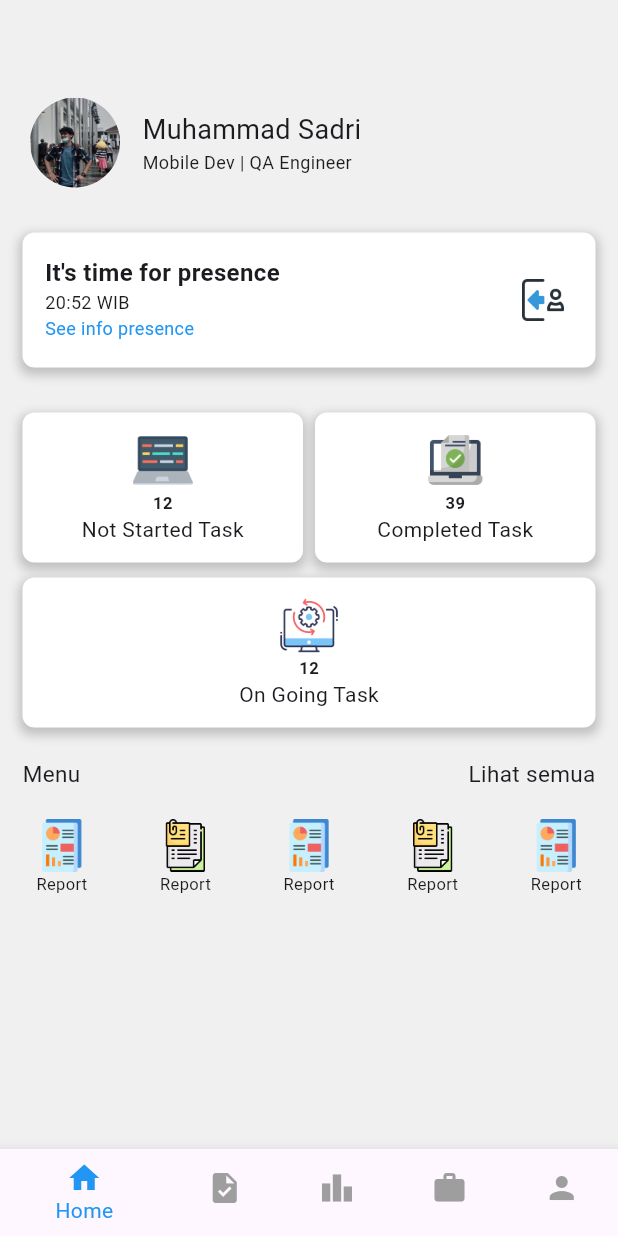
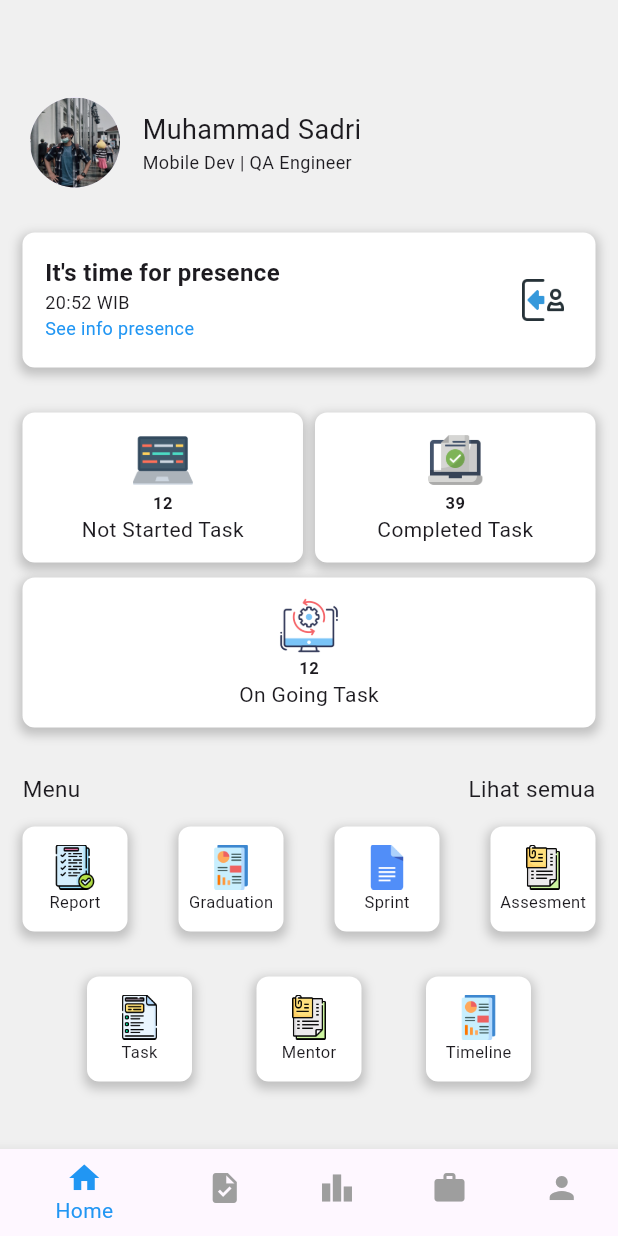
Before and after one commit to muhammadsadri19/Demo_Levelup_MobileApp_byTelkomIndo, a Flutter app: the screen it shows after launch, after a tap on "Skip", after a tap on "Done", on a phone screen of 412 x 824 dp. Run offline on Flutter 3.47's test engine with Material 2 defaults, Android fonts, the light colour scheme and no system bars; our stand-ins replace flutter_animate, smooth_page_indicator.

Commit message:
Fix all ui bugs

```diff
--- a/lib/pages/home_page.dart
+++ b/lib/pages/home_page.dart
@@ -210,7 +210,7 @@ class HomePage extends StatelessWidget {
           ),
         ),
         const Padding(
-            padding: EdgeInsets.only(top: 20.0, left: 15.0, right: 15.0),
+            padding: EdgeInsets.only(top: 30.0, left: 15.0, right: 15.0),
             child: Row(
               mainAxisAlignment: MainAxisAlignment.spaceBetween,
               children: [
@@ -224,17 +224,33 @@ class HomePage extends StatelessWidget {
                 ),
               ],
             )),
+
+        //Menu - Menu
         Padding(
-          padding: const EdgeInsets.only(top: 20.0),
+          padding: const EdgeInsets.all(15.0),
           child: Row(
-            mainAxisAlignment: MainAxisAlignment.spaceAround,
+            mainAxisAlignment: MainAxisAlignment.spaceBetween,
             children: [
-              Column(
+              Container(
+                height: 70.0,
+                width: 70.0,
+                decoration: BoxDecoration(
+                    color: Colors.white,
+                    borderRadius: const BorderRadius.all(Radius.circular(8.0)),
+                    boxShadow: [
+                      BoxShadow(
+                          color: Colors.black.withOpacity(0.2),
+                          spreadRadius: 2,
+                          blurRadius: 5,
+                          offset: const Offset(0, 3))
+                    ]),
+                child: Column(
+                  mainAxisAlignment: MainAxisAlignment.center,
                   children: [
                     Image.asset(
-                    'lib/images/report.png',
-                    width: 35,
-                    height: 35,
+                      'lib/images/compliant.png',
+                      height: 30,
+                      width: 30,
                     ),
                     const Text(
                       'Report',
@@ -242,57 +258,182 @@ class HomePage extends StatelessWidget {
                     )
                   ],
                 ),
-              Column(
+              ),
+              Container(
+                height: 70.0,
+                width: 70.0,
+                decoration: BoxDecoration(
+                    color: Colors.white,
+                    borderRadius: const BorderRadius.all(Radius.circular(8.0)),
+                    boxShadow: [
+                      BoxShadow(
+                          color: Colors.black.withOpacity(0.2),
+                          spreadRadius: 2,
+                          blurRadius: 5,
+                          offset: const Offset(0, 3))
+                    ]),
+                child: Column(
+                  mainAxisAlignment: MainAxisAlignment.center,
                   children: [
                     Image.asset(
-                    'lib/images/documents.png',
-                    width: 35,
-                    height: 35,
+                      'lib/images/report.png',
+                      height: 30,
+                      width: 30,
                     ),
                     const Text(
-                    'Report',
+                      'Graduation',
                       style: TextStyle(fontSize: 11),
                     )
                   ],
                 ),
-              Column(
+              ),
+              Container(
+                height: 70.0,
+                width: 70.0,
+                decoration: BoxDecoration(
+                    color: Colors.white,
+                    borderRadius: const BorderRadius.all(Radius.circular(8.0)),
+                    boxShadow: [
+                      BoxShadow(
+                          color: Colors.black.withOpacity(0.2),
+                          spreadRadius: 2,
+                          blurRadius: 5,
+                          offset: const Offset(0, 3))
+                    ]),
+                child: Column(
+                  mainAxisAlignment: MainAxisAlignment.center,
                   children: [
                     Image.asset(
-                    'lib/images/report.png',
-                    width: 35,
-                    height: 35,
+                      'lib/images/docs.png',
+                      height: 30,
+                      width: 30,
                     ),
                     const Text(
-                    'Report',
+                      'Sprint',
                       style: TextStyle(fontSize: 11),
                     )
                   ],
                 ),
-              Column(
+              ),
+              Container(
+                height: 70.0,
+                width: 70.0,
+                decoration: BoxDecoration(
+                    color: Colors.white,
+                    borderRadius: const BorderRadius.all(Radius.circular(8.0)),
+                    boxShadow: [
+                      BoxShadow(
+                          color: Colors.black.withOpacity(0.2),
+                          spreadRadius: 2,
+                          blurRadius: 5,
+                          offset: const Offset(0, 3))
+                    ]),
+                child: Column(
+                  mainAxisAlignment: MainAxisAlignment.center,
                   children: [
                     Image.asset(
                       'lib/images/documents.png',
-                    width: 35,
-                    height: 35,
+                      height: 30,
+                      width: 30,
                     ),
                     const Text(
-                    'Report',
+                      'Assesment',
                       style: TextStyle(fontSize: 11),
                     )
                   ],
                 ),
-              Column(
+              ),
+            ],
+          ),
+        ),
+        Padding(
+          padding: const EdgeInsets.all(15.0),
+          child: Row(
+            mainAxisAlignment: MainAxisAlignment.spaceEvenly,
+            children: [
+              Container(
+                height: 70.0,
+                width: 70.0,
+                decoration: BoxDecoration(
+                    color: Colors.white,
+                    borderRadius: const BorderRadius.all(Radius.circular(8.0)),
+                    boxShadow: [
+                      BoxShadow(
+                          color: Colors.black.withOpacity(0.2),
+                          spreadRadius: 2,
+                          blurRadius: 5,
+                          offset: const Offset(0, 3))
+                    ]),
+                child: Column(
+                  mainAxisAlignment: MainAxisAlignment.center,
+                  children: [
+                    Image.asset(
+                      'lib/images/requirement.png',
+                      height: 30,
+                      width: 30,
+                    ),
+                    const Text(
+                      'Task',
+                      style: TextStyle(fontSize: 11),
+                    )
+                  ],
+                ),
+              ),
+              Container(
+                height: 70.0,
+                width: 70.0,
+                decoration: BoxDecoration(
+                    color: Colors.white,
+                    borderRadius: const BorderRadius.all(Radius.circular(8.0)),
+                    boxShadow: [
+                      BoxShadow(
+                          color: Colors.black.withOpacity(0.2),
+                          spreadRadius: 2,
+                          blurRadius: 5,
+                          offset: const Offset(0, 3))
+                    ]),
+                child: Column(
+                  mainAxisAlignment: MainAxisAlignment.center,
+                  children: [
+                    Image.asset(
+                      'lib/images/documents.png',
+                      height: 30,
+                      width: 30,
+                    ),
+                    const Text(
+                      'Mentor',
+                      style: TextStyle(fontSize: 11),
+                    )
+                  ],
+                ),
+              ),
+              Container(
+                height: 70.0,
+                width: 70.0,
+                decoration: BoxDecoration(
+                    color: Colors.white,
+                    borderRadius: const BorderRadius.all(Radius.circular(8.0)),
+                    boxShadow: [
+                      BoxShadow(
+                          color: Colors.black.withOpacity(0.2),
+                          spreadRadius: 2,
+                          blurRadius: 5,
+                          offset: const Offset(0, 3))
+                    ]),
+                child: Column(
+                  mainAxisAlignment: MainAxisAlignment.center,
                   children: [
                     Image.asset(
                       'lib/images/report.png',
-                    width: 35,
-                    height: 35,
+                      height: 30,
+                      width: 30,
                     ),
                     const Text(
-                    'Report',
+                      'Timeline',
                       style: TextStyle(fontSize: 11),
                     )
                   ],
+                ),
               ),
             ],
           ),
--- a/lib/pages/intro/intro1.dart
+++ b/lib/pages/intro/intro1.dart
@@ -18,12 +18,13 @@ class Intro1 extends StatelessWidget {
           ),
         ),
         Padding(
-            padding: EdgeInsets.only(top: 30, right: 20, left: 20),
-            child: Text('Learn, Grow & Contribute With LEVEL UP by Amoeba')
-                .animate()
-                .fadeIn(duration: 600.ms)
-                .then(delay: 200.ms)
-                .slide())
+            padding: const EdgeInsets.only(top: 30, right: 20, left: 20),
+            child:
+                const Text('Learn, Grow & Contribute With LEVEL UP by Amoeba')
+                    .animate()
+                    .fadeIn(duration: 600.ms)
+                    .then(delay: 200.ms)
+                    .slide())
       ],
     );
   }
--- a/lib/pages/intro/intro2.dart
+++ b/lib/pages/intro/intro2.dart
@@ -15,12 +15,12 @@ class Intro2 extends StatelessWidget {
             'lib/images/logo/logo1.png',
           ),
         ),
-        Padding(
+        const Padding(
             padding: EdgeInsets.only(right: 20, left: 20),
             child: Text(
               'LEVEL UP is present in collaboration with educational\ninstitutions and well-known companies in Indonesia to prepare a superior generation through an experiential learning journey.',
               textAlign: TextAlign.center,
-            ).animate().fade().slideY(curve: Curves.easeIn))
+            ))
       ],
     );
   }
--- a/lib/pages/intro/intro3.dart
+++ b/lib/pages/intro/intro3.dart
@@ -13,15 +13,11 @@ class Intro3 extends StatelessWidget {
           padding: const EdgeInsets.only(top: 225, left: 20, right: 20),
           child: Image.asset('lib/images/logo/logo4.png'),
         ),
-        Padding(
-          padding: EdgeInsets.only(right: 20, left: 20),
-          child: Text(
-                  'By LEVEL UP your producivity we help you achieve higher goals',
-                  textAlign: TextAlign.center)
-              .animate()
-              .fade()
-              .slideY(curve: Curves.easeIn),
-        )
+        const Padding(
+            padding: EdgeInsets.only(right: 20, left: 20),
+            child: Text(
+                'By LEVEL UP your producivity we help you achieve higher goals',
+                textAlign: TextAlign.center))
       ],
     );
   }
--- a/lib/pages/leaderboard_page.dart
+++ b/lib/pages/leaderboard_page.dart
@@ -9,26 +9,19 @@ class LeaderboardPage extends StatelessWidget {
 
   @override
   Widget build(BuildContext context) {
-    return Column(
+    return Scaffold(
+      appBar: AppBar(
+        title: Text('Leaderboard'),
+        centerTitle: true,
+      ),
+      body: Column(
         children: [
           const Padding(
-          padding: EdgeInsets.only(top: 50, right: 15, left: 15),
-          child: Row(
-            children: [
-              Column(
-                crossAxisAlignment: CrossAxisAlignment.start,
-                children: [
-                  Text(
-                    'Leaderboard Best Mentee',
-                    style: TextStyle(fontSize: 20, fontWeight: FontWeight.bold),
-                  ),
-                  Text(
+            padding: EdgeInsets.only(right: 15, left: 15),
+            child: Text(
               'All information related to the summary score\nperformance of the Mentee',
-                      style:
-                          TextStyle(fontSize: 12, fontWeight: FontWeight.w300))
-                ],
-              )
-            ],
+              style: TextStyle(fontSize: 12, fontWeight: FontWeight.w300),
+              textAlign: TextAlign.center,
             ),
           ),
           Expanded(
@@ -119,6 +112,7 @@ class LeaderboardPage extends StatelessWidget {
             ),
           ),
         ],
+      ),
     );
   }
 }
--- a/pubspec.yaml
+++ b/pubspec.yaml
@@ -70,6 +70,10 @@ flutter:
     - lib/images/monitor.png
     - lib/images/success.png
     - lib/images/checkin.png
+    - lib/images/contract.png
+    - lib/images/docs.png
+    - lib/images/requirement.png
+    - lib/images/compliant.png
     - lib/images/documents.png
     - lib/images/logo/logo1.png
     - lib/images/logo/logo2.png
```
Also changed, not shown: lib/images/compliant.png (added), lib/images/contract.png (added), lib/images/docs.png (added), lib/images/requirement.png (added). Lines whose indentation alone changed are shown as unchanged.
